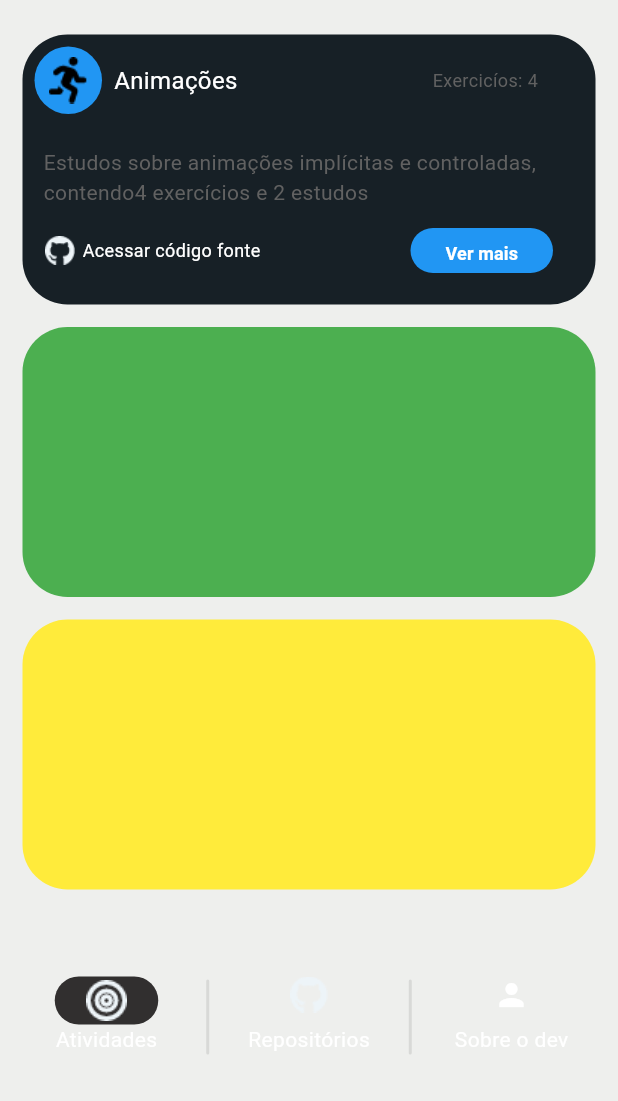
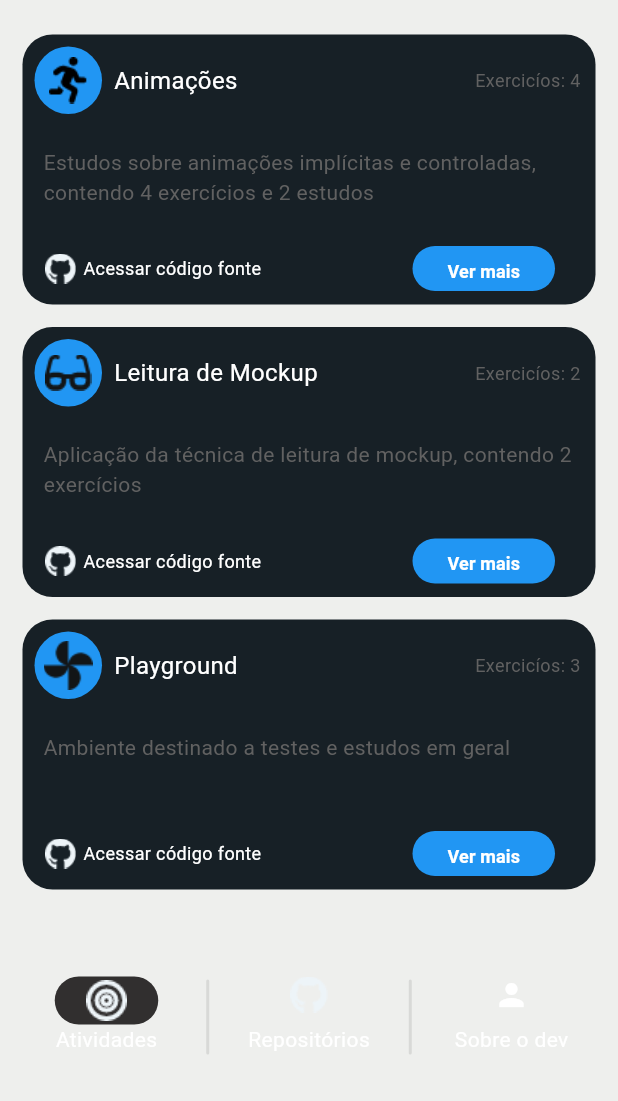
Before and after one commit to VinicioSantosOliveira/app_masterclass, a Flutter app: the screen it shows after launch, on a phone screen of 412 x 824 dp, the part 135-1236 px from its top. Run offline on Flutter 3.47's test engine with Material 3 defaults, Android fonts, the phone set to English and light mode, and no system bars.

Commit message:
concertos no codigo

```diff
--- a/lib/custom_container.dart
+++ /dev/null
@@ -1,117 +0,0 @@
-import 'package:flutter/material.dart';
-
-class CustomContainer extends StatelessWidget {
-  const CustomContainer({super.key});
-
-  @override
-  Widget build(BuildContext context) {
-    final size = MediaQuery.sizeOf(context);
-
-    return Scaffold(
-      body: Container(
-        alignment: Alignment.topCenter,
-        height: 180,
-        width: size.width * 1,
-        decoration: BoxDecoration(
-          color: const Color.fromRGBO(23, 32, 38, 1),
-          borderRadius: BorderRadius.circular(30),
-        ),
-        child: Column(
-          children: [
-            Row(
-              children: [
-                Padding(
-                  padding: const EdgeInsets.all(8.0),
-                  child: Container(
-                    height: 45,
-                    width: 45,
-                    decoration: BoxDecoration(
-                      color: Colors.blue,
-                      borderRadius: BorderRadius.circular(40),
-                    ),
-                    child: Image.asset(
-                      'assets/images/Icon awesome-running.png',
-                    ),
-                  ),
-                ),
-                const Text(
-                  'Animações',
-                  style: TextStyle(
-                    color: Colors.white,
-                    fontSize: 16,
-                  ),
-                ),
-                Padding(
-                  padding: const EdgeInsets.only(left: 130),
-                  child: Text(
-                    'Exercicíos: 4',
-                    style: TextStyle(
-                      color: Colors.grey[700],
-                      fontSize: 12,
-                    ),
-                  ),
-                ),
-              ],
-            ),
-            Padding(
-              padding: const EdgeInsets.all(14.0),
-              child: SizedBox(
-                height: 40,
-                width: size.width * 1,
-                child: Text(
-                  'Estudos sobre animações implícitas e controladas, contendo4 exercícios e 2 estudos',
-                  style: TextStyle(color: Colors.grey[700]),
-                ),
-              ),
-            ),
-            Padding(
-              padding: const EdgeInsets.only(left: 15),
-              child: Row(
-                children: [
-                  Padding(
-                    padding: const EdgeInsets.only(right: 5),
-                    child: Image.asset(
-                      'assets/images/Icon awesome-github.png',
-                      height: 20,
-                      width: 20,
-                    ),
-                  ),
-                  const Text(
-                    'Acessar código fonte',
-                    style: TextStyle(
-                      color: Colors.white,
-                      fontSize: 12,
-                    ),
-                  ),
-                  Padding(
-                    padding: const EdgeInsets.only(left: 100),
-                    child: SizedBox(
-                      height: 30,
-                      width: 95,
-                      child: TextButton(
-                        style: const ButtonStyle(
-                          backgroundColor: MaterialStatePropertyAll(
-                            Colors.blue,
-                          ),
-                        ),
-                        onPressed: () {},
-                        child: const Text(
-                          'Ver mais',
-                          style: TextStyle(
-                            fontSize: 12,
-                            color: Colors.white,
-                            fontWeight: FontWeight.w600,
-                          ),
-                        ),
-                      ),
-                    ),
-                  ),
-                ],
-              ),
-            ),
-          ],
-        ),
-      ),
-    );
-  }
-}
--- a/lib/my_app.dart
+++ b/lib/my_app.dart
@@ -1,7 +1,7 @@
-import 'package:app_masterclass/custom_container.dart';
-import 'package:app_masterclass/splash_page.dart';
+import 'package:app_masterclass/pages/activity_page.dart';
+import 'package:app_masterclass/pages/splash_page.dart';
 import 'package:flutter/material.dart';
-import 'my_home_page.dart';
+import 'pages/my_home_page.dart';
 
 class MyApp extends StatelessWidget {
   const MyApp({super.key});
@@ -12,7 +12,7 @@ class MyApp extends StatelessWidget {
       routes: {
         '/': (context) => const SplashPage(),
         '/home': (context) => const MyHomePage(),
-        '/customContainer': (context) => const CustomContainer(),
+        'activity': (context) => const ActivityPage(),
       },
     );
   }
--- a/lib/my_home_page.dart
+++ b/lib/pages/activity_page.dart
@@ -1,7 +1,7 @@
 import 'package:flutter/material.dart';
 
-class MyHomePage extends StatelessWidget {
-  const MyHomePage({super.key});
+class ActivityPage extends StatelessWidget {
+  const ActivityPage({super.key});
 
   @override
   Widget build(BuildContext context) {
@@ -206,118 +206,6 @@ class MyHomePage extends StatelessWidget {
                 ),
               ),
             ),
-            const SizedBox(
-              height: 50,
-            ),
-            Row(
-              mainAxisAlignment: MainAxisAlignment.center,
-              children: [
-                InkWell(
-                  borderRadius: BorderRadius.circular(20),
-                  onTap: () {},
-                  child: SizedBox(
-                    height: 70,
-                    width: 85,
-                    child: Padding(
-                      padding: const EdgeInsets.all(8.0),
-                      child: Column(
-                        children: [
-                          Container(
-                            height: 32,
-                            width: 70,
-                            decoration: BoxDecoration(
-                              borderRadius: BorderRadius.circular(40),
-                              color: const Color.fromARGB(255, 49, 47, 47),
-                            ),
-                            child: Image.asset(
-                              'assets/images/Icon feather-target.png',
-                            ),
-                          ),
-                          const Text(
-                            'Atividades',
-                            style: TextStyle(color: Colors.white),
-                          ),
-                        ],
-                      ),
-                    ),
-                  ),
-                ),
-                SizedBox(
-                  height: 50,
-                  width: 50,
-                  child: Padding(
-                    padding: const EdgeInsets.only(left: 24, right: 24),
-                    child: Container(
-                      height: 50,
-                      width: 1,
-                      decoration: BoxDecoration(
-                        color: const Color.fromARGB(70, 158, 158, 158),
-                        borderRadius: BorderRadius.circular(40),
-                      ),
-                    ),
-                  ),
-                ),
-                InkWell(
-                  borderRadius: BorderRadius.circular(20),
-                  onTap: () {},
-                  child: SizedBox(
-                    height: 70,
-                    width: 85,
-                    child: Column(
-                      children: [
-                        Padding(
-                          padding: const EdgeInsets.all(8.0),
-                          child: Image.asset(
-                              'assets/images/Icon awesome-github.png'),
-                        ),
-                        const Text(
-                          'Repositórios',
-                          style: TextStyle(color: Colors.white),
-                        ),
-                      ],
-                    ),
-                  ),
-                ),
-                SizedBox(
-                  height: 50,
-                  width: 50,
-                  child: Padding(
-                    padding: const EdgeInsets.only(left: 24, right: 24),
-                    child: Container(
-                      height: 50,
-                      width: 1,
-                      decoration: BoxDecoration(
-                        color: const Color.fromARGB(70, 158, 158, 158),
-                        borderRadius: BorderRadius.circular(40),
-                      ),
-                    ),
-                  ),
-                ),
-                InkWell(
-                  borderRadius: BorderRadius.circular(20),
-                  onTap: () {},
-                  child: const SizedBox(
-                    height: 70,
-                    width: 85,
-                    child: Column(
-                      children: [
-                        Padding(
-                          padding: EdgeInsets.all(8.0),
-                          child: Icon(
-                            Icons.person,
-                            color: Colors.white,
-                          ),
-                        ),
-                        Text(
-                          'Sobre o dev',
-                          style: TextStyle(color: Colors.white),
-                        ),
-                      ],
-                    ),
-                  ),
-                ),
-              ],
-            ),
           ],
         ),
       ),
--- /dev/null
+++ b/lib/pages/my_home_page.dart
@@ -0,0 +1,228 @@
+import 'package:flutter/material.dart';
+
+import '../widgets/card_custom_widget.dart';
+
+class MyHomePage extends StatelessWidget {
+  const MyHomePage({super.key});
+
+  @override
+  Widget build(BuildContext context) {
+    final size = MediaQuery.sizeOf(context);
+
+    return Scaffold(
+      backgroundColor: const Color.fromARGB(18, 21, 23, 1),
+      body: Padding(
+        padding: const EdgeInsets.symmetric(horizontal: 15),
+        child: Column(
+          children: [
+            Padding(
+              padding: const EdgeInsets.only(top: 42),
+              child: SizedBox(
+                height: 48,
+                width: 399,
+                child: Row(
+                  children: [
+                    const Padding(
+                      padding: EdgeInsets.only(right: 4),
+                      child: Image(
+                        image: AssetImage('assets/images/logo.png'),
+                      ),
+                    ),
+                    const Text.rich(
+                      TextSpan(
+                        children: [
+                          TextSpan(
+                            text: 'Atividades\n',
+                            style: TextStyle(
+                              color: Colors.white,
+                              fontSize: 20,
+                              fontWeight: FontWeight.w600,
+                            ),
+                          ),
+                          TextSpan(
+                            text: 'Flutterando Masterclass',
+                            style: TextStyle(
+                              color: Colors.white,
+                              fontSize: 12,
+                              fontWeight: FontWeight.w500,
+                            ),
+                          ),
+                        ],
+                      ),
+                    ),
+                    Padding(
+                      padding: const EdgeInsets.only(left: 130),
+                      child: SizedBox(
+                        height: 40,
+                        width: 40,
+                        child: InkWell(
+                          onTap: () {},
+                          borderRadius: const BorderRadius.all(
+                            Radius.circular(40),
+                          ),
+                          child: Image.asset(
+                            'assets/images/Icon awesome-moon.png',
+                          ),
+                        ),
+                      ),
+                    ),
+                  ],
+                ),
+              ),
+            ),
+            Padding(
+              padding: const EdgeInsets.only(top: 23),
+              child: SizedBox(
+                height: 570,
+                width: size.width * 1.0,
+                child: const Column(
+                  children: [
+                    CardCustomWidget(
+                      title: 'Animações',
+                      indexExercise: 4,
+                      iconImage: 'assets/images/Icon awesome-running.png',
+                      subTitle:
+                          'Estudos sobre animações implícitas e controladas, contendo 4 exercícios e 2 estudos',
+                    ),
+                    SizedBox(
+                      height: 15,
+                    ),
+                    CardCustomWidget(
+                      title: 'Leitura de Mockup',
+                      indexExercise: 2,
+                      iconImage: 'assets/images/Icon awesome-glasses.png',
+                      subTitle:
+                          'Aplicação da técnica de leitura de mockup, contendo 2 exercícios',
+                    ),
+                    SizedBox(
+                      height: 15,
+                    ),
+                    CardCustomWidget(
+                      title: 'Playground',
+                      indexExercise: 3,
+                      iconImage: 'assets/images/Icon material-toys.png',
+                      subTitle:
+                          'Ambiente destinado a testes e estudos em geral',
+                    ),
+                  ],
+                ),
+              ),
+            ),
+            const SizedBox(
+              height: 50,
+            ),
+            Row(
+              mainAxisAlignment: MainAxisAlignment.center,
+              children: [
+                InkWell(
+                  borderRadius: BorderRadius.circular(20),
+                  onTap: () {},
+                  child: SizedBox(
+                    height: 70,
+                    width: 85,
+                    child: Padding(
+                      padding: const EdgeInsets.all(8.0),
+                      child: Column(
+                        children: [
+                          Container(
+                            height: 32,
+                            width: 70,
+                            decoration: BoxDecoration(
+                              borderRadius: BorderRadius.circular(40),
+                              color: const Color.fromARGB(255, 49, 47, 47),
+                            ),
+                            child: Image.asset(
+                              'assets/images/Icon feather-target.png',
+                            ),
+                          ),
+                          const Text(
+                            'Atividades',
+                            style: TextStyle(color: Colors.white),
+                          ),
+                        ],
+                      ),
+                    ),
+                  ),
+                ),
+                SizedBox(
+                  height: 50,
+                  width: 50,
+                  child: Padding(
+                    padding: const EdgeInsets.only(left: 24, right: 24),
+                    child: Container(
+                      height: 50,
+                      width: 1,
+                      decoration: BoxDecoration(
+                        color: const Color.fromARGB(70, 158, 158, 158),
+                        borderRadius: BorderRadius.circular(40),
+                      ),
+                    ),
+                  ),
+                ),
+                InkWell(
+                  borderRadius: BorderRadius.circular(20),
+                  onTap: () {},
+                  child: SizedBox(
+                    height: 70,
+                    width: 85,
+                    child: Column(
+                      children: [
+                        Padding(
+                          padding: const EdgeInsets.all(8.0),
+                          child: Image.asset(
+                              'assets/images/Icon awesome-github.png'),
+                        ),
+                        const Text(
+                          'Repositórios',
+                          style: TextStyle(color: Colors.white),
+                        ),
+                      ],
+                    ),
+                  ),
+                ),
+                SizedBox(
+                  height: 50,
+                  width: 50,
+                  child: Padding(
+                    padding: const EdgeInsets.only(left: 24, right: 24),
+                    child: Container(
+                      height: 50,
+                      width: 1,
+                      decoration: BoxDecoration(
+                        color: const Color.fromARGB(70, 158, 158, 158),
+                        borderRadius: BorderRadius.circular(40),
+                      ),
+                    ),
+                  ),
+                ),
+                InkWell(
+                  borderRadius: BorderRadius.circular(20),
+                  onTap: () {},
+                  child: const SizedBox(
+                    height: 70,
+                    width: 85,
+                    child: Column(
+                      children: [
+                        Padding(
+                          padding: EdgeInsets.all(8.0),
+                          child: Icon(
+                            Icons.person,
+                            color: Colors.white,
+                          ),
+                        ),
+                        Text(
+                          'Sobre o dev',
+                          style: TextStyle(color: Colors.white),
+                        ),
+                      ],
+                    ),
+                  ),
+                ),
+              ],
+            ),
+          ],
+        ),
+      ),
+    );
+  }
+}
--- /dev/null
+++ b/lib/widgets/card_custom_widget.dart
@@ -0,0 +1,136 @@
+import 'package:flutter/material.dart';
+
+class CardCustomWidget extends StatelessWidget {
+  final String title;
+  final String subTitle;
+  final int indexExercise;
+  final String iconImage;
+
+  const CardCustomWidget({
+    super.key,
+    required this.title,
+    required this.indexExercise,
+    required this.iconImage,
+    required this.subTitle,
+  });
+
+  @override
+  Widget build(BuildContext context) {
+    final size = MediaQuery.sizeOf(context);
+
+    return Container(
+      alignment: Alignment.topCenter,
+      height: 180,
+      width: size.width * 1,
+      decoration: BoxDecoration(
+        color: const Color.fromRGBO(23, 32, 38, 1),
+        borderRadius: BorderRadius.circular(20),
+      ),
+      child: Column(
+        children: [
+          Row(
+            children: [
+              Padding(
+                padding: const EdgeInsets.all(8.0),
+                child: Container(
+                  height: 45,
+                  width: 45,
+                  decoration: BoxDecoration(
+                    color: Colors.blue,
+                    borderRadius: BorderRadius.circular(40),
+                  ),
+                  child: Image.asset(
+                    iconImage,
+                  ),
+                ),
+              ),
+              SizedBox(
+                width: 200,
+                child: Text(
+                  title,
+                  overflow: TextOverflow.ellipsis,
+                  style: const TextStyle(
+                    color: Colors.white,
+                    fontSize: 16,
+                  ),
+                ),
+              ),
+              const Spacer(),
+              Padding(
+                padding: const EdgeInsets.only(right: 10),
+                child: Text(
+                  'Exercicíos: $indexExercise',
+                  style: TextStyle(
+                    color: Colors.grey[700],
+                    fontSize: 12,
+                  ),
+                ),
+              ),
+            ],
+          ),
+          Padding(
+            padding: const EdgeInsets.all(14.0),
+            child: SizedBox(
+              height: 40,
+              width: size.width * 1,
+              child: Text(
+                subTitle,
+                style: TextStyle(color: Colors.grey[700]),
+              ),
+            ),
+          ),
+          Padding(
+            padding: const EdgeInsets.only(left: 15, top: 12),
+            child: Row(
+              children: [
+                Container(
+                  height: 20,
+                  width: 170,
+                  alignment: Alignment.center,
+                  decoration: const BoxDecoration(
+                    image: DecorationImage(
+                        image: AssetImage(
+                          'assets/images/Icon awesome-github.png',
+                        ),
+                        alignment: Alignment.centerLeft),
+                  ),
+                  child: const Text(
+                    'Acessar código fonte',
+                    textAlign: TextAlign.right,
+                    style: TextStyle(
+                      color: Colors.white,
+                      fontSize: 12,
+                    ),
+                  ),
+                ),
+                Padding(
+                  padding: const EdgeInsets.only(left: 75),
+                  child: SizedBox(
+                    height: 30,
+                    width: 95,
+                    child: TextButton(
+                      style: const ButtonStyle(
+                        backgroundColor: MaterialStatePropertyAll(
+                          Colors.blue,
+                        ),
+                      ),
+                      onPressed: () {},
+                      child: const Text(
+                        'Ver mais',
+                        style: TextStyle(
+                          fontSize: 12,
+                          color: Colors.white,
+                          fontWeight: FontWeight.w600,
+                        ),
+                      ),
+                    ),
+                  ),
+                ),
+              ],
+            ),
+          ),
+        ],
+      ),
+    );
+  }
+}
```
Also changed, not shown: lib/pages/splash_page.dart (renamed from lib/splash_page.dart).
